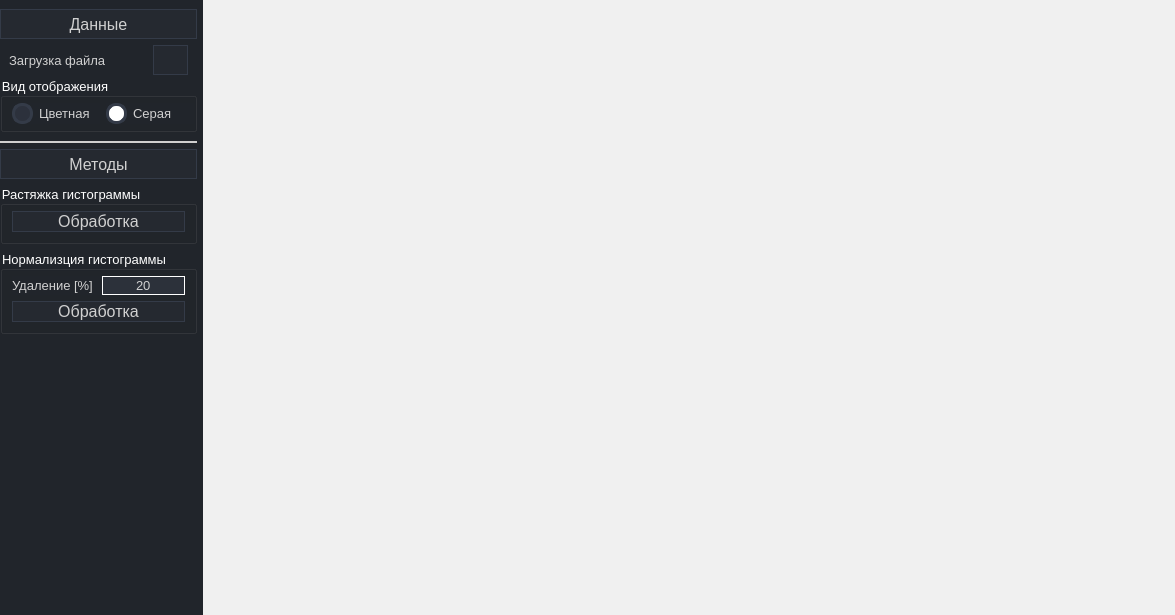
This is gui.ui in SkorEgor/Brightness_Editor as Qt 5 draws it before an edit. The edited form follows.
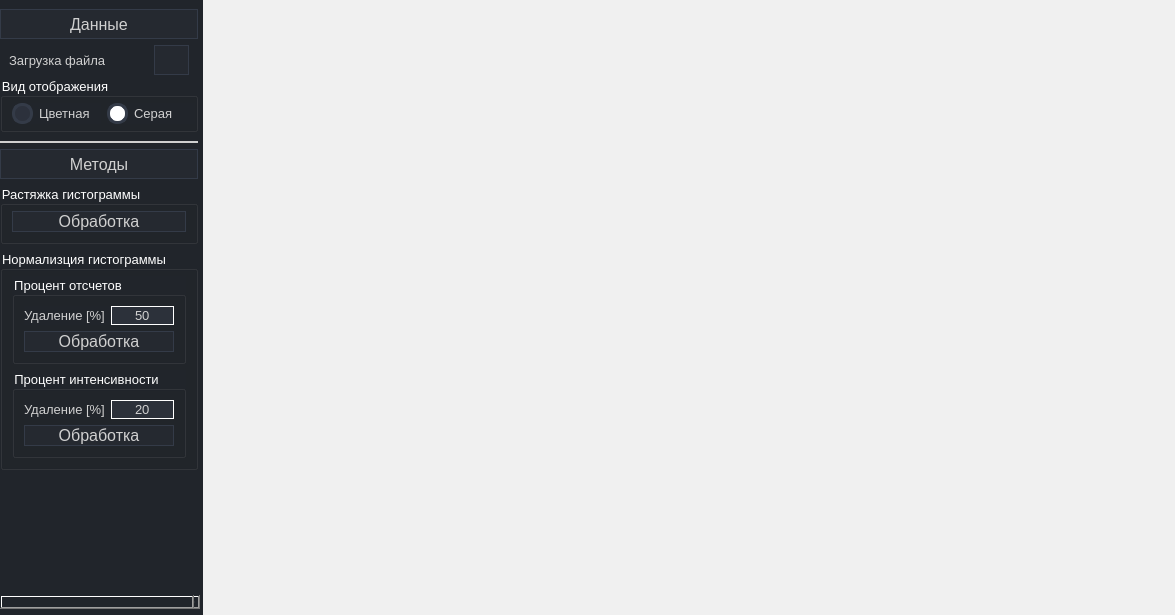
This is the edited form. Icons and pictures are not drawn.

Commit message: intensity normalization

Diff of the .ui file:
```diff
--- a/gui.ui
+++ b/gui.ui
@@ -606,8 +606,14 @@
                     <number>9</number>
                    </property>
                    <item>
-                    <widget class="QWidget" name="widget_percent_normalization" native="true">
-                     <layout class="QHBoxLayout" name="layout_percent_normalization" stretch="1,1">
+                    <widget class="QGroupBox" name="groupBox_percent_counts">
+                     <property name="title">
+                      <string>Процент отсчетов</string>
+                     </property>
+                     <layout class="QVBoxLayout" name="layout_percent_counts">
+                      <item>
+                       <widget class="QWidget" name="widget_normalization_percent_counts" native="true">
+                        <layout class="QHBoxLayout" name="layout_normalization_percent_counts" stretch="1,1">
                       <property name="spacing">
                        <number>6</number>
                       </property>
@@ -624,14 +630,96 @@
                        <number>0</number>
                       </property>
                       <item>
-                       <widget class="QLabel" name="label_text_normalization_percent">
+                          <widget class="QLabel" name="label_text_normalization_percent_counts">
                         <property name="text">
                          <string>Удаление [%]</string>
                         </property>
                        </widget>
                       </item>
                       <item>
-                       <widget class="QLineEdit" name="lineEdit_percent_normalization">
+                          <widget class="QLineEdit" name="lineEdit_normalization_percent_counts">
+                           <property name="text">
+                            <string>50</string>
+                           </property>
+                           <property name="alignment">
+                            <set>Qt::AlignCenter</set>
+                           </property>
+                          </widget>
+                         </item>
+                        </layout>
+                       </widget>
+                      </item>
+                      <item>
+                       <widget class="QPushButton" name="pushButton_normalization_percent_counts">
+                        <property name="styleSheet">
+                         <string notr="true">
+QPushButton {
+	font-size: 10pt;
+	background-color:rgb(37, 41, 48);/* задает цвет фона */
+	display: inline-block;							/* пределяет, будет ли элемент обрабатываться как блочный или встроенный элемент */
+	border: 1px solid rgb(52, 59, 72);		/* задает границу элемента */
+
+	/* задает иконку */
+	background-position: left center;							/* выравнивание иконки */
+	background-repeat: no-repeat;								/* повторять иконку */
+} 
+
+/* срабатывает, когда пользователь наводит на элемент мышью */
+QPushButton:hover {
+	background-color:rgb(40, 44, 52);			/* задаем цвет фона */
+	border: none;												/* без границ */
+}
+
+
+/* срабатывает, при нажатии*/
+QPushButton:pressed      {
+	background-color:rgb(170, 170, 170);		/* задаем цвет фона */
+	color: rgb(181, 181, 181);
+	border: none;												/* без границ */
+}
+/*</string>
+                        </property>
+                        <property name="text">
+                         <string>Обработка</string>
+                        </property>
+                       </widget>
+                      </item>
+                     </layout>
+                    </widget>
+                   </item>
+                   <item>
+                    <widget class="QGroupBox" name="groupBox_percent_counts_2">
+                     <property name="title">
+                      <string>Процент интенсивности</string>
+                     </property>
+                     <layout class="QVBoxLayout" name="layout_percent_counts_2">
+                      <item>
+                       <widget class="QWidget" name="widget_normalization_percent_counts_2" native="true">
+                        <layout class="QHBoxLayout" name="layout_normalization_percent_counts_2" stretch="1,1">
+                         <property name="spacing">
+                          <number>6</number>
+                         </property>
+                         <property name="leftMargin">
+                          <number>0</number>
+                         </property>
+                         <property name="topMargin">
+                          <number>0</number>
+                         </property>
+                         <property name="rightMargin">
+                          <number>0</number>
+                         </property>
+                         <property name="bottomMargin">
+                          <number>0</number>
+                         </property>
+                         <item>
+                          <widget class="QLabel" name="label_text_normalization_percent_counts_2">
+                           <property name="text">
+                            <string>Удаление [%]</string>
+                           </property>
+                          </widget>
+                         </item>
+                         <item>
+                          <widget class="QLineEdit" name="lineEdit_normalization_percent_counts_2">
                         <property name="text">
                          <string>20</string>
                         </property>
@@ -644,7 +732,7 @@
                     </widget>
                    </item>
                    <item>
-                    <widget class="QPushButton" name="pushButton_normalization">
+                       <widget class="QPushButton" name="pushButton_normalization_percent_counts_2">
                      <property name="styleSheet">
                       <string notr="true">
 QPushButton {
@@ -676,6 +764,9 @@
                      <property name="text">
                       <string>Обработка</string>
                      </property>
+                       </widget>
+                      </item>
+                     </layout>
                     </widget>
                    </item>
                   </layout>
```
Lines whose indentation alone changed are shown as unchanged. The commit also changes 3 other files.
